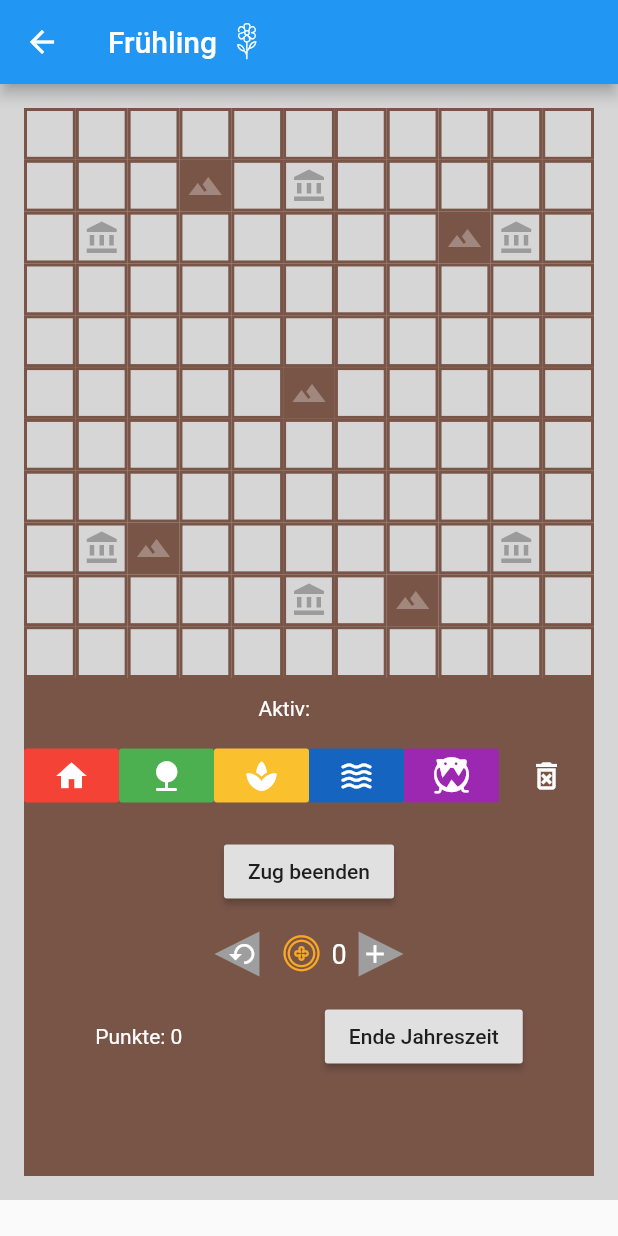
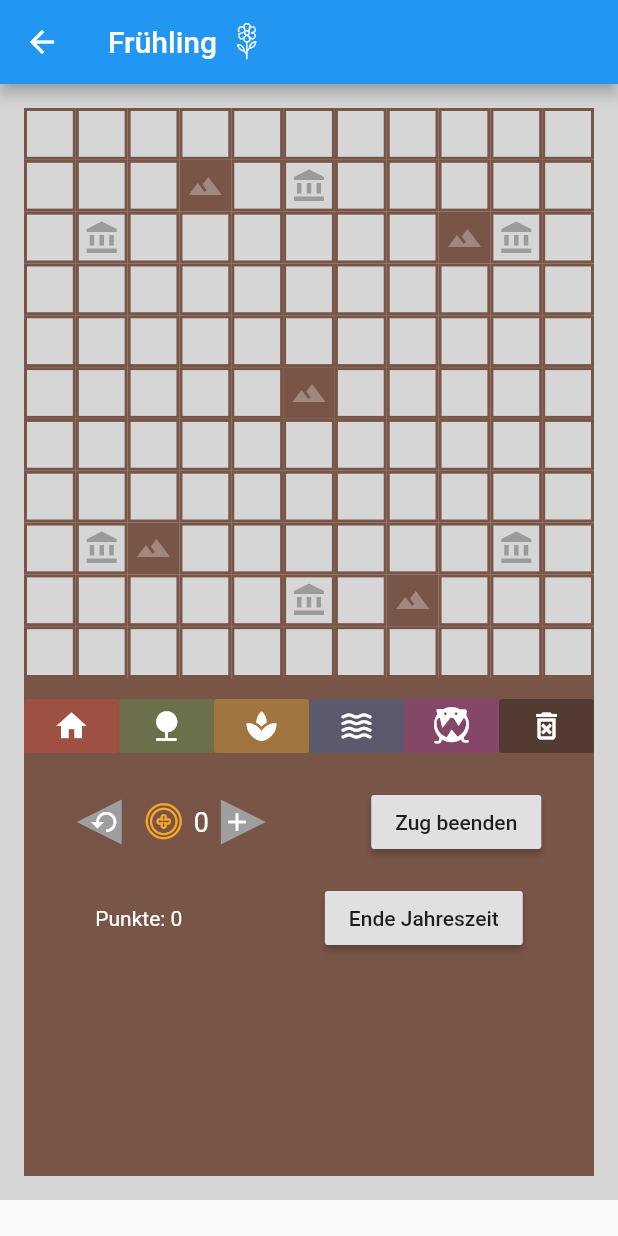
Before and after one commit to PDGallus/kartograph_digitial_note, a Flutter app: the screen it shows after launch, after a tap on "Weites Land", on a phone screen of 412 x 824 dp. Run offline on Flutter 3.47's test engine with Material 2 defaults, Android fonts, the phone set to English and light mode, and no system bars; our stand-ins replace bloc, flutter_bloc.

Commit message:
optimize Layout for smaller screens

```diff
--- a/lib/app.dart
+++ b/lib/app.dart
@@ -13,6 +13,9 @@
         BlocProvider<SeasonsCubit>(create: (_) => SeasonsCubit())
       ],
       child: MaterialApp(
+        theme: ThemeData(
+          visualDensity: VisualDensity.adaptivePlatformDensity,
+        ),
         home: Scaffold(
           body: Center(
             child: StartPage(),
--- a/lib/gameboard/components/coins_count.dart
+++ b/lib/gameboard/components/coins_count.dart
@@ -8,7 +8,7 @@
   @override
   Widget build(BuildContext context) {
     return Container(
-      padding: EdgeInsets.only(top: 16.0),
+      // padding: EdgeInsets.only(top: 16.0),
       child: Row(
         mainAxisAlignment: MainAxisAlignment.center,
         children: [
--- a/lib/gameboard/components/colors_choice.dart
+++ b/lib/gameboard/components/colors_choice.dart
@@ -1,23 +1,30 @@
 import 'package:flutter/material.dart';
 import 'package:flutter_bloc/flutter_bloc.dart';
 import 'package:kartograph_digital_note/gameboard/cubit/color_cubit.dart';
+import 'package:kartograph_digital_note/gameboard/cubit/cubit.dart';
 
 class ColorsChoice extends StatelessWidget {
   final IconData icon;
   final Color color;
   final Color iconColor;
+  final int index;
 
-  ColorsChoice({this.icon, this.color, this.iconColor = Colors.white});
+  ColorsChoice({this.icon, this.color, this.iconColor = Colors.white, this.index});
 
   @override
   Widget build(BuildContext context) {
     return Expanded(
-      child: FlatButton(
-        color: color,
-        onPressed: () => context.bloc<ColorCubit>().changeColor(color),
-        child: Icon(
-          icon,
-          color: iconColor,
+      child: BlocBuilder<ActiveColorCubit, int>(
+        builder: (context, state) => FlatButton(
+          color: state != index ? color.withOpacity(0.3) : color,
+          onPressed: () {
+            context.bloc<ColorCubit>().changeColor(color);
+            context.bloc<ActiveColorCubit>().setActiveColor(index);
+          },
+          child: Icon(
+            icon,
+            color: iconColor,
+          ),
         ),
       ),
     );
--- a/lib/gameboard/components/season_points.dart
+++ b/lib/gameboard/components/season_points.dart
@@ -1,3 +1,5 @@
+import 'dart:ui';
+
 import 'package:flutter/material.dart';
 import 'package:flutter_bloc/flutter_bloc.dart';
 import 'package:kartograph_digital_note/gameboard/cubit/cubit.dart';
@@ -8,12 +10,13 @@
   Widget build(BuildContext context) {
     final node = FocusScope.of(context);
 
+    final textStyle = TextStyle(color: Colors.white, fontSize: 16);
+
     return Expanded(
       child: Column(
         mainAxisSize: MainAxisSize.max,
         children: [
           Row(
-            mainAxisSize: MainAxisSize.max,
             mainAxisAlignment: MainAxisAlignment.center,
             children: [
               Text(
@@ -31,13 +34,11 @@
           ),
           Expanded(
             child: Row(
-              mainAxisSize: MainAxisSize.max,
               children: [
                 Expanded(
                   child: Container(
                     padding: EdgeInsets.symmetric(horizontal: 8),
                     child: Column(
-                      mainAxisSize: MainAxisSize.max,
                       mainAxisAlignment: MainAxisAlignment.center,
                       crossAxisAlignment: CrossAxisAlignment.center,
                       children: [
@@ -49,7 +50,7 @@
                             onEditingComplete: () => node.nextFocus(),
                             cursorColor: Colors.white,
                             keyboardType: TextInputType.number,
-                            style: TextStyle(color: Colors.white, fontSize: 18),
+                            style: textStyle,
                             decoration: InputDecoration(
                               labelText:
                                   'Auftrag  ${activeCategories[context.bloc<SeasonsCubit>().state]['cat1']}',
@@ -68,7 +69,6 @@
                   child: Container(
                     padding: EdgeInsets.symmetric(horizontal: 8),
                     child: Column(
-                      mainAxisSize: MainAxisSize.max,
                       mainAxisAlignment: MainAxisAlignment.center,
                       crossAxisAlignment: CrossAxisAlignment.center,
                       children: [
@@ -80,7 +80,7 @@
                             onEditingComplete: () => node.nextFocus(),
                             cursorColor: Colors.white,
                             keyboardType: TextInputType.number,
-                            style: TextStyle(color: Colors.white, fontSize: 18),
+                            style: textStyle,
                             decoration: InputDecoration(
                               labelText:
                                   'Auftrag  ${activeCategories[context.bloc<SeasonsCubit>().state]['cat2']}',
@@ -105,7 +105,6 @@
                   child: Container(
                     padding: EdgeInsets.symmetric(horizontal: 8),
                     child: Column(
-                      mainAxisSize: MainAxisSize.max,
                       mainAxisAlignment: MainAxisAlignment.center,
                       crossAxisAlignment: CrossAxisAlignment.center,
                       children: [
@@ -118,7 +117,7 @@
                             onEditingComplete: () => node.nextFocus(),
                             cursorColor: Colors.white,
                             keyboardType: TextInputType.number,
-                            style: TextStyle(color: Colors.white, fontSize: 18),
+                            style: textStyle,
                             decoration: InputDecoration(
                               labelText: 'Münzen',
                               labelStyle: TextStyle(color: Colors.white),
@@ -136,7 +135,6 @@
                   child: Container(
                     padding: EdgeInsets.symmetric(horizontal: 8),
                     child: Column(
-                      mainAxisSize: MainAxisSize.max,
                       mainAxisAlignment: MainAxisAlignment.center,
                       crossAxisAlignment: CrossAxisAlignment.center,
                       children: [
@@ -148,7 +146,7 @@
                             onEditingComplete: () => node.nextFocus(),
                             cursorColor: Colors.white,
                             keyboardType: TextInputType.number,
-                            style: TextStyle(color: Colors.white, fontSize: 18),
+                            style: textStyle,
                             decoration: InputDecoration(
                               labelText: 'Monster',
                               labelStyle: TextStyle(color: Colors.white),
--- /dev/null
+++ b/lib/gameboard/cubit/active_color_cubit.dart
@@ -0,0 +1,9 @@
+import 'package:bloc/bloc.dart';
+
+class ActiveColorCubit extends Cubit<int> {
+  ActiveColorCubit(): super(0);
+
+  setActiveColor(int value) => emit(value);
+
+  resetState() => emit(0);
+}
--- a/lib/gameboard/cubit/cubit.dart
+++ b/lib/gameboard/cubit/cubit.dart
@@ -8,3 +8,4 @@
 export 'round_cubit.dart';
 export 'seasons_cubit.dart';
 export 'sum_up_cubit.dart';
+export 'active_color_cubit.dart';
--- a/lib/gameboard/game_board.dart
+++ b/lib/gameboard/game_board.dart
@@ -19,6 +19,7 @@
         BlocProvider<Cat2Cubit>(create: (_) => Cat2Cubit()),
         BlocProvider<MonsterCubit>(create: (_) => MonsterCubit()),
         BlocProvider<SumUpCubit>(create: (_) => SumUpCubit()),
+        BlocProvider<ActiveColorCubit>(create: (_) => ActiveColorCubit()),
       ],
       child: Scaffold(
         appBar: AppBar(
--- a/lib/gameboard/view/information_area.dart
+++ b/lib/gameboard/view/information_area.dart
@@ -15,63 +15,93 @@
         child: Column(
           crossAxisAlignment: CrossAxisAlignment.center,
           children: [
-            BlocBuilder<ColorCubit, Color>(
-              builder: (context, state) => Padding(
-                padding: const EdgeInsets.only(top: 8.0),
-                child: Row(
-                  mainAxisAlignment: MainAxisAlignment.center,
-                  crossAxisAlignment: CrossAxisAlignment.center,
-                  children: [
-                    Text(
-                      'Aktiv:',
-                      style: TextStyle(color: Colors.white),
-                    ),
-                    SizedBox(
-                      width: 8.0,
-                    ),
-                    Container(
-                      width: 25,
-                      height: 25,
-                      color: state,
-                    )
-                  ],
-                ),
-              ),
-            ),
+            // BlocBuilder<ColorCubit, Color>(
+            //   builder: (context, state) => Padding(
+            //     padding: const EdgeInsets.only(top: 8.0),
+            //     child: Row(
+            //       mainAxisAlignment: MainAxisAlignment.center,
+            //       crossAxisAlignment: CrossAxisAlignment.center,
+            //       children: [
+            //         Text(
+            //           'Aktiv:',
+            //           style: TextStyle(color: Colors.white),
+            //         ),
+            //         SizedBox(
+            //           width: 8.0,
+            //         ),
+            //         Container(
+            //           width: 25,
+            //           height: 25,
+            //           color: state,
+            //         )
+            //       ],
+            //     ),
+            //   ),
+            // ),
             Padding(
               padding: const EdgeInsets.symmetric(vertical: 8.0),
               child: Row(
                 mainAxisSize: MainAxisSize.max,
                 mainAxisAlignment: MainAxisAlignment.spaceAround,
                 children: [
-                  ColorsChoice(icon: Icons.home, color: Colors.red),
-                  ColorsChoice(icon: Icons.nature_rounded, color: Colors.green),
                   ColorsChoice(
-                      icon: Icons.spa_rounded, color: Colors.yellow[700]),
+                    icon: Icons.home,
+                    color: Colors.red,
+                    index: 1,
+                  ),
                   ColorsChoice(
-                      icon: Icons.waves_rounded, color: Colors.blue[800]),
+                    icon: Icons.nature_rounded,
+                    color: Colors.green,
+                    index: 2,
+                  ),
                   ColorsChoice(
-                      icon: CustomIcons.fat_round_monster, color: Colors.purple),
+                    icon: Icons.spa_rounded,
+                    color: Colors.yellow[700],
+                    index: 3,
+                  ),
                   ColorsChoice(
-                      icon: Icons.delete_forever_outlined,
-                      color: Colors.transparent),
+                    icon: Icons.waves_rounded,
+                    color: Colors.blue[800],
+                    index: 4,
+                  ),
+                  ColorsChoice(
+                    icon: CustomIcons.fat_round_monster,
+                    color: Colors.purple,
+                    index: 5,
+                  ),
+                  ColorsChoice(
+                    icon: Icons.delete_forever_outlined,
+                    color: Colors.transparent,
+                    index: 6,
+                  ),
                 ],
               ),
             ),
             Padding(
               padding: const EdgeInsets.only(top: 8.0),
-              child: RaisedButton(
-                onPressed: () => context.bloc<DoneCubit>().roundDone(),
-                child: Text('Zug beenden'),
+              child: Row(
+                mainAxisAlignment: MainAxisAlignment.spaceAround,
+                crossAxisAlignment: CrossAxisAlignment.center,
+                children: [
+                  CoinsCount(),
+                  RaisedButton(
+                    onPressed: () => context.bloc<DoneCubit>().roundDone(),
+                    child: Text('Zug beenden'),
+                  ),
+                ],
               ),
             ),
-            CoinsCount(),
             Padding(
               padding: const EdgeInsets.only(top: 16.0),
               child: Row(
                 mainAxisAlignment: MainAxisAlignment.spaceAround,
                 children: [
-                  BlocBuilder<SumUpCubit, int>(builder: (context, state) => Text('Punkte: ${context.bloc<SumUpCubit>().state}', style: TextStyle(color: Colors.white),),),
+                  BlocBuilder<SumUpCubit, int>(
+                    builder: (context, state) => Text(
+                      'Punkte: ${context.bloc<SumUpCubit>().state}',
+                      style: TextStyle(color: Colors.white),
+                    ),
+                  ),
                   RaisedButton(
                     onPressed: () => context.bloc<RoundCubit>().finishRound(),
                     child: Text('Ende Jahreszeit'),
--- a/pubspec.yaml
+++ b/pubspec.yaml
@@ -15,7 +15,7 @@
 # In iOS, build-name is used as CFBundleShortVersionString while build-number used as CFBundleVersion.
 # Read more about iOS versioning at
 # https://developer.apple.com/library/archive/documentation/General/Reference/InfoPlistKeyReference/Articles/CoreFoundationKeys.html
-version: 0.5.0+8
+version: 0.5.0+10
 
 environment:
   sdk: ">=2.7.0 <3.0.0"
```
Also changed, not shown: 1 other file.
